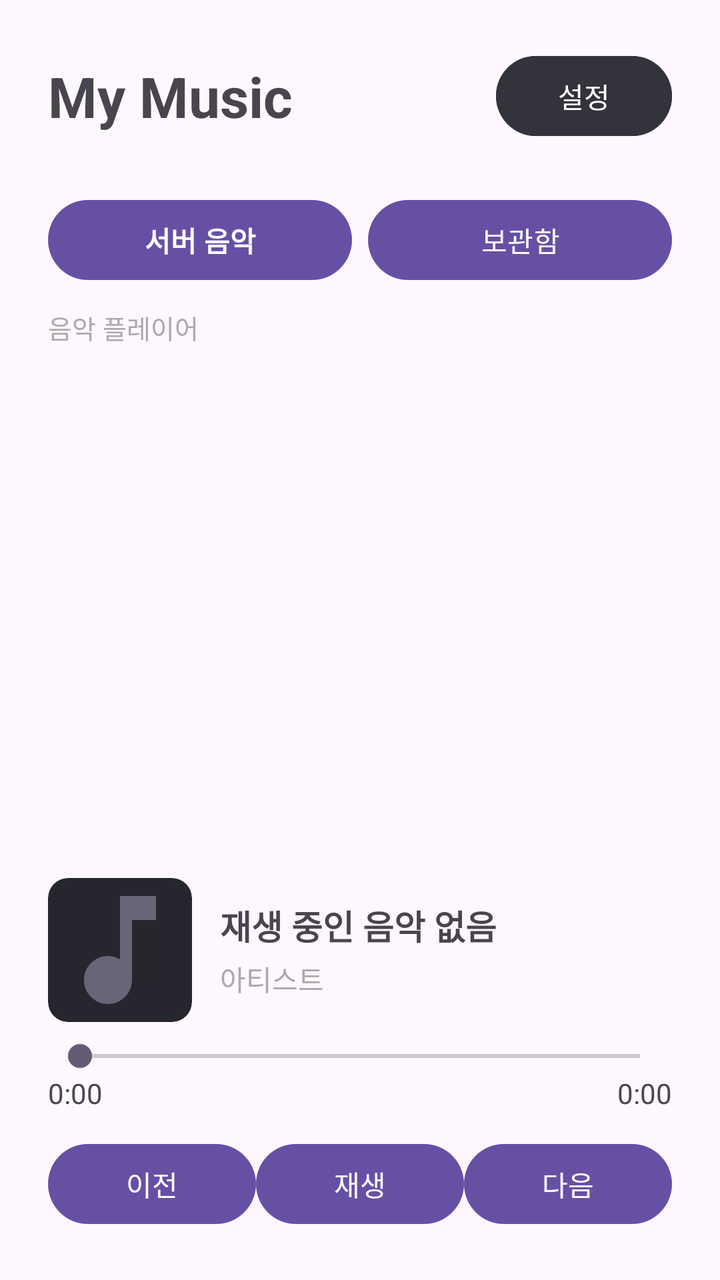
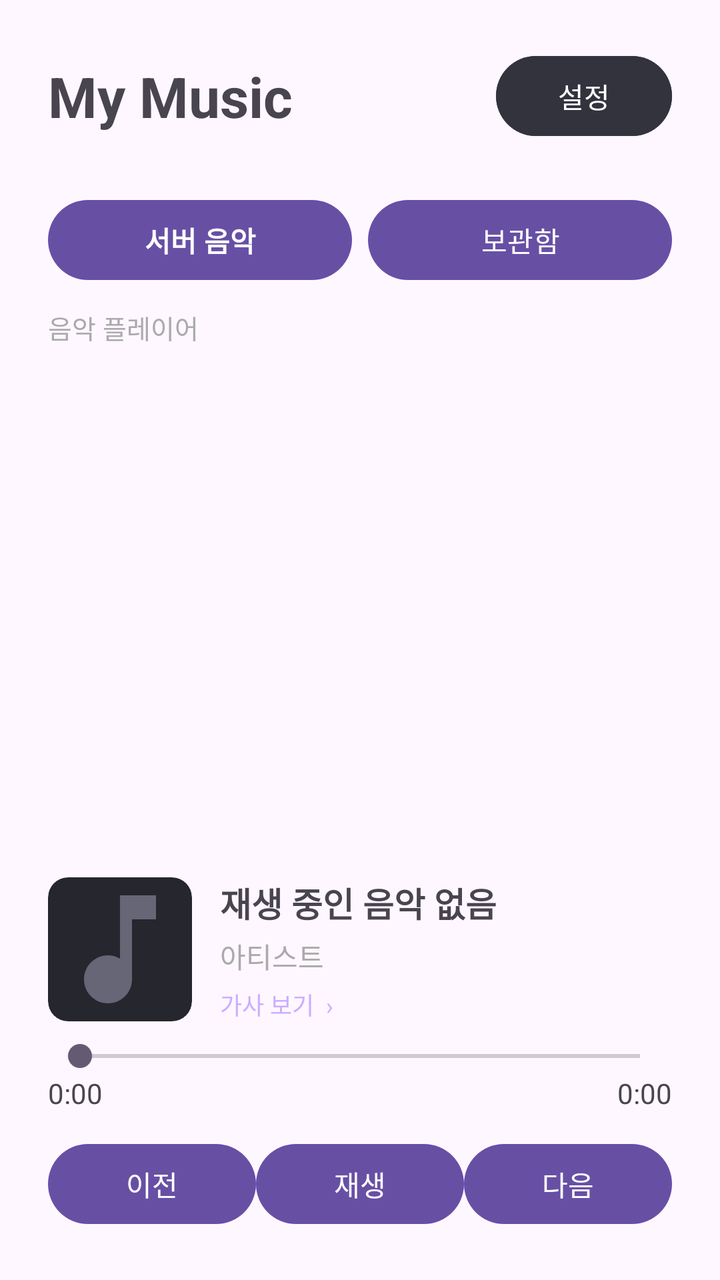

An Android layout rendered at two revisions. The XML below is the earlier revision; the diff shows what the commit changed to produce the second picture.
<!-- AndroidManifest.xml: application theme Theme.MyMusic -->
<!-- res/layout/activity_main.xml -->
<?xml version="1.0" encoding="utf-8"?>
<LinearLayout
    xmlns:android="http://schemas.android.com/apk/res/android"
    xmlns:app="http://schemas.android.com/apk/res-auto"
    android:id="@+id/main"
    android:layout_width="match_parent"
    android:layout_height="match_parent"
    android:orientation="vertical"
    android:padding="24dp">

    
    <LinearLayout
        android:layout_width="match_parent"
        android:layout_height="wrap_content"
        android:orientation="horizontal"
        android:gravity="center_vertical"
        android:layout_marginBottom="24dp">

        <TextView
            android:layout_width="0dp"
            android:layout_height="wrap_content"
            android:layout_weight="1"
            android:text="My Music"
            android:textSize="28sp"
            android:textStyle="bold" />

        <Button
            android:id="@+id/btnSettings"
            android:layout_width="wrap_content"
            android:layout_height="48dp"
            android:text="설정"
            android:contentDescription="설정 열기"
            android:textSize="14sp"
            android:backgroundTint="#33333E" />
    </LinearLayout>

    
    <LinearLayout
        android:layout_width="match_parent"
        android:layout_height="wrap_content"
        android:orientation="horizontal">

        <Button
            android:id="@+id/btnTabServer"
            android:layout_width="0dp"
            android:layout_height="wrap_content"
            android:layout_weight="1"
            android:text="서버 음악"
            android:textSize="14sp"
            android:textStyle="bold" />

        <Button
            android:id="@+id/btnTabLocal"
            android:layout_width="0dp"
            android:layout_height="wrap_content"
            android:layout_weight="1"
            android:text="보관함"
            android:textSize="14sp"
            android:layout_marginStart="8dp" />

    </LinearLayout>

    
    <LinearLayout
        android:layout_width="match_parent"
        android:layout_height="wrap_content"
        android:orientation="horizontal"
        android:gravity="center_vertical"
        android:layout_marginTop="10dp">

        <TextView
            android:id="@+id/txtStatus"
            android:layout_width="0dp"
            android:layout_height="wrap_content"
            android:layout_weight="1"
            android:text="음악 플레이어"
            android:textColor="#AAAAAA"
            android:textSize="13sp"
            android:maxLines="1"
            android:ellipsize="end" />

        <Button
            android:id="@+id/btnRemoteStart"
            android:layout_width="wrap_content"
            android:layout_height="34dp"
            android:text="⚡ 서버 켜기"
            android:textSize="11sp"
            android:textStyle="bold"
            android:paddingStart="10dp"
            android:paddingEnd="10dp"
            android:minWidth="0dp"
            android:minHeight="0dp"
            android:visibility="gone"
            android:backgroundTint="#2E7D32"
            android:layout_marginEnd="6dp" />

    </LinearLayout>


    
    <androidx.recyclerview.widget.RecyclerView
        android:id="@+id/recyclerSongs"
        android:layout_width="match_parent"
        android:layout_height="0dp"
        android:layout_weight="1"
        android:layout_marginTop="12dp" />

    
    <LinearLayout
        android:layout_width="match_parent"
        android:layout_height="wrap_content"
        android:orientation="horizontal"
        android:gravity="center_vertical"
        android:layout_marginTop="16dp">

        <androidx.cardview.widget.CardView
            android:layout_width="72dp"
            android:layout_height="72dp"
            app:cardCornerRadius="10dp"
            app:cardElevation="0dp"
            app:cardBackgroundColor="#26262E">

            <ImageView
                android:id="@+id/imgCover"
                android:layout_width="match_parent"
                android:layout_height="match_parent"
                android:scaleType="centerCrop"
                android:src="@drawable/ic_music_placeholder"
                android:contentDescription="Album Cover" />
        </androidx.cardview.widget.CardView>

        <LinearLayout
            android:layout_width="0dp"
            android:layout_height="wrap_content"
            android:layout_weight="1"
            android:orientation="vertical"
            android:layout_marginStart="14dp">

            <TextView
                android:id="@+id/txtNowPlaying"
                android:layout_width="match_parent"
                android:layout_height="wrap_content"
                android:text="재생 중인 음악 없음"
                android:textSize="17sp"
                android:textStyle="bold"
                android:maxLines="1"
                android:ellipsize="end" />

            <TextView
                android:id="@+id/txtArtist"
                android:layout_width="match_parent"
                android:layout_height="wrap_content"
                android:text="아티스트"
                android:textSize="14sp"
                android:textColor="#AAAAAA"
                android:maxLines="1"
                android:ellipsize="end"
                android:layout_marginTop="4dp" />

        </LinearLayout>

    </LinearLayout>

    
    <SeekBar
        android:id="@+id/seekBar"
        android:layout_width="match_parent"
        android:layout_height="wrap_content"
        android:max="1000"
        android:progress="0"
        android:layout_marginTop="8dp" />

    
    <LinearLayout
        android:layout_width="match_parent"
        android:layout_height="wrap_content"
        android:orientation="horizontal">

        <TextView
            android:id="@+id/txtCurrentTime"
            android:layout_width="0dp"
            android:layout_height="wrap_content"
            android:layout_weight="1"
            android:text="0:00" />

        <TextView
            android:id="@+id/txtDuration"
            android:layout_width="wrap_content"
            android:layout_height="wrap_content"
            android:text="0:00" />

    </LinearLayout>

    
    <LinearLayout
        android:layout_width="match_parent"
        android:layout_height="wrap_content"
        android:orientation="horizontal"
        android:gravity="center"
        android:layout_marginTop="12dp">

        <Button
            android:id="@+id/btnPrevious"
            android:layout_width="0dp"
            android:layout_height="wrap_content"
            android:layout_weight="1"
            android:text="이전" />

        <Button
            android:id="@+id/btnPlayPause"
            android:layout_width="0dp"
            android:layout_height="wrap_content"
            android:layout_weight="1"
            android:text="재생" />

        <Button
            android:id="@+id/btnNext"
            android:layout_width="0dp"
            android:layout_height="wrap_content"
            android:layout_weight="1"
            android:text="다음" />

    </LinearLayout>

</LinearLayout>
<!-- resources referenced by this layout -->
<resources>
  <!-- drawable ic_music_placeholder (drawable) -->
  <vector xmlns:android="http://schemas.android.com/apk/res/android"
      android:width="48dp"
      android:height="48dp"
      android:viewportWidth="24"
      android:viewportHeight="24">
      <path
          android:fillColor="#666677"
          android:pathData="M12,3v10.55c-0.59,-0.34 -1.27,-0.55 -2,-0.55 -2.21,0 -4,1.79 -4,4s1.79,4 4,4 4,-1.79 4,-4V7h4V3h-6z"/>
  </vector>
  <style name="Theme.MyMusic" parent="Base.Theme.MyMusic" />
  <style name="Base.Theme.MyMusic" parent="Theme.Material3.DayNight.NoActionBar">
          
          
      </style>
</resources>

<!-- the commit's change to res/layout/activity_main.xml (unified diff, before → after) -->
@@ -107,10 +107,14 @@
 
     
     <LinearLayout
+        android:id="@+id/nowPlayingCard"
         android:layout_width="match_parent"
         android:layout_height="wrap_content"
         android:orientation="horizontal"
         android:gravity="center_vertical"
+        android:clickable="true"
+        android:focusable="true"
+        android:contentDescription="현재 곡 가사 보기"
         android:layout_marginTop="16dp">
 
         <androidx.cardview.widget.CardView
@@ -157,6 +161,14 @@
                 android:ellipsize="end"
                 android:layout_marginTop="4dp" />
 
+            <TextView
+                android:layout_width="match_parent"
+                android:layout_height="wrap_content"
+                android:layout_marginTop="5dp"
+                android:text="가사 보기  ›"
+                android:textColor="#CBAEFF"
+                android:textSize="12sp" />
+
         </LinearLayout>
 
     </LinearLayout>
